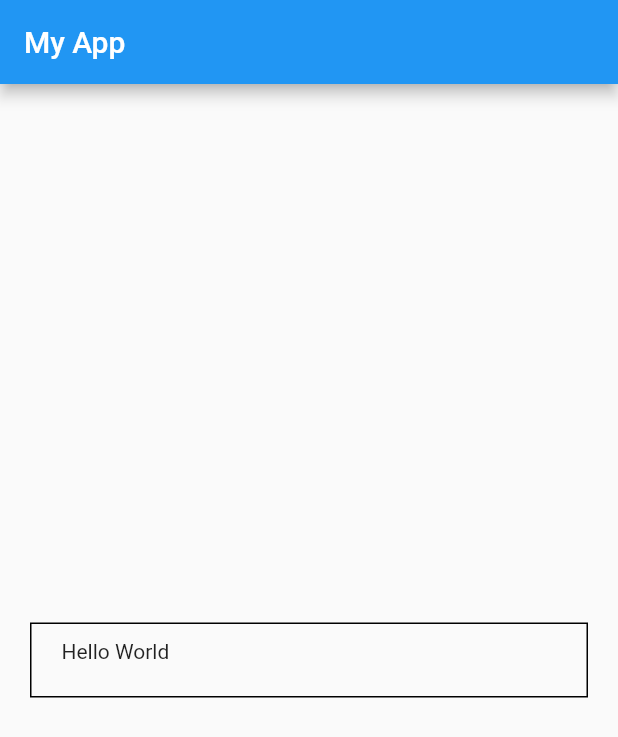
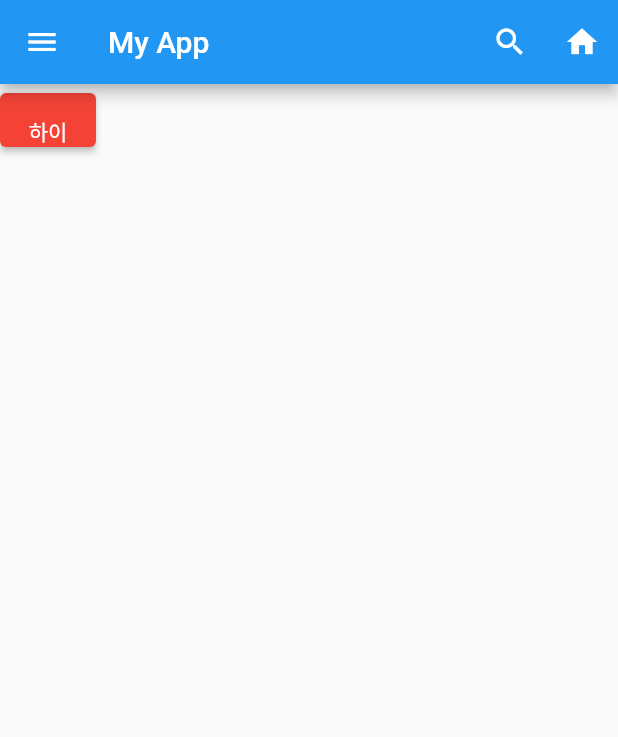
Before and after one commit to eggfreitag/learn_flutter, a Flutter app: the screen it shows after launch, on a phone screen of 412 x 824 dp. Shown: the top 737 px of the screen. Run offline on Flutter 3.47's test engine with Material 2 defaults, Android fonts, the phone set to English and light mode, and no system bars.

Commit message:
앱바, 바디 스타일링

```diff
--- a/lib/main.dart
+++ b/lib/main.dart
@@ -14,19 +14,33 @@ class MyApp extends StatelessWidget {
         appBar: AppBar(
           title: Text("My App"),
           centerTitle: false,
+          leading: Icon(Icons.menu),
+          actions: [
+            IconButton(
+              icon: Icon(Icons.search),
+              onPressed: () => print("검색"),
+            ),
+            IconButton(
+              icon: Icon(Icons.home),
+              onPressed: () => print("홈"),
+            ),
+          ],
         ),
-        body: Align(
-          alignment: Alignment.centerLeft,
-          child: Container(
-            width: double.infinity,
-            height: 50,
-            margin: EdgeInsets.all(20),
-            padding: EdgeInsets.fromLTRB(20, 10, 0, 20),
-            decoration: BoxDecoration(
-                border: Border.all(color: Colors.black, width: 1)),
-            child: Text("Hello World"),
-          ),
+        // body: TextButton(
+        //   child: Text("하이"),
+        //   onPressed: () => print("하이"),
+        // ),
+        body: ElevatedButton(
+          onPressed: () => print("하이"),
+          style: ButtonStyle(
+              alignment: Alignment.bottomCenter,
+              backgroundColor: MaterialStateProperty.all(Colors.red)),
+          child: Text("하이"),
         ),
+        // body: IconButton(
+        //   icon: Icon(Icons.home),
+        //   onPressed: () => print("하이"),
+        // ),
       ),
     );
   }
```
